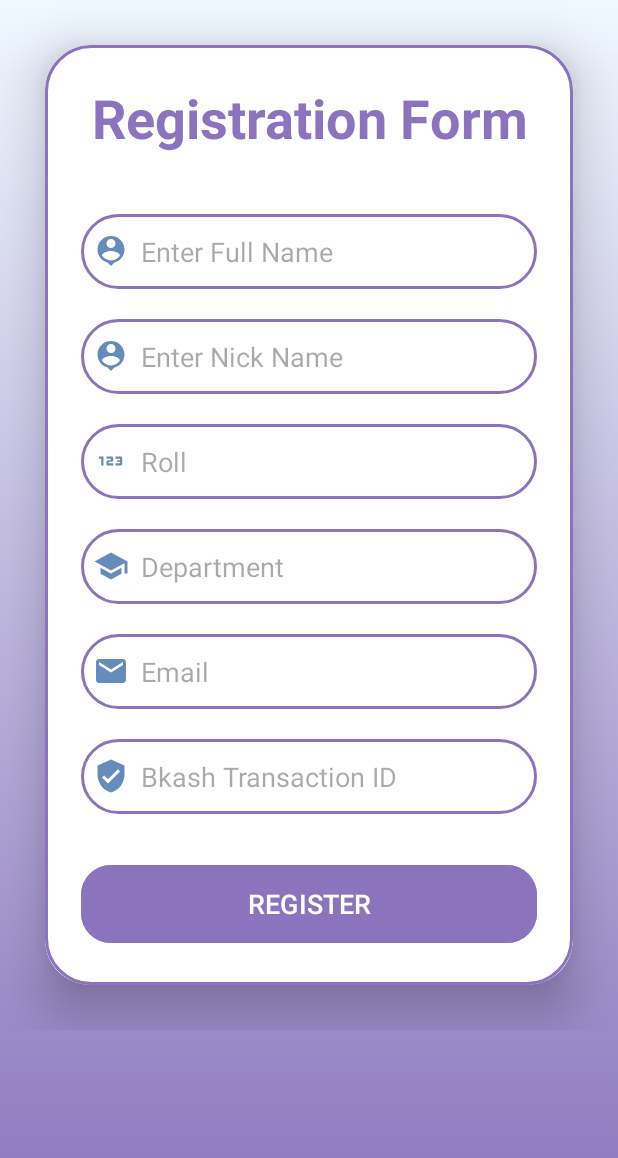
After one commit to Thunder10046/Club_Management, an Android app: the Register screen opened directly, with no data from a screen before it, on a phone screen of 412 x 824 dp. The commit adds this screen. Shown: the top 1158 px of the screen. Run offline under Robolectric (Android 15) with nearby library versions, the phone set to English and light mode, and no system bars; our stand-ins replace Firebase (no records; nobody signed in at launch, a user with empty details on screens opened directly).

Commit message:
Commit 3

```diff
--- a/app/build.gradle
+++ b/app/build.gradle
@@ -34,7 +34,8 @@ dependencies {
     implementation 'androidx.appcompat:appcompat:1.6.1'
     implementation 'com.google.android.material:material:1.9.0'
     implementation 'androidx.constraintlayout:constraintlayout:2.1.4'
-    implementation 'com.google.firebase:firebase-auth-ktx:22.0.0'
+    implementation 'com.google.firebase:firebase-auth-ktx:22.1.0'
+    implementation 'com.google.firebase:firebase-database:20.2.2'
     testImplementation 'junit:junit:4.13.2'
     androidTestImplementation 'androidx.test.ext:junit:1.1.5'
     androidTestImplementation 'androidx.test.espresso:espresso-core:3.5.1'
--- a/app/src/main/AndroidManifest.xml
+++ b/app/src/main/AndroidManifest.xml
@@ -12,6 +12,9 @@
         android:supportsRtl="true"
         android:theme="@style/Theme.ClubManagement"
         tools:targetApi="31">
+        <activity
+            android:name=".Register"
+            android:exported="false" />
         <activity
             android:name=".Friendactivity"
             android:exported="false" />
--- a/app/src/main/java/com/example/clubmanagement/MainActivity.java
+++ b/app/src/main/java/com/example/clubmanagement/MainActivity.java
@@ -19,7 +19,7 @@ import com.google.firebase.auth.FirebaseAuth;
 
 public class MainActivity extends AppCompatActivity {
 
-    private EditText password, email, username;
+    private EditText password, email;
     private Button signup;
     private TextView already1;
     private ImageView imageview1;
@@ -32,7 +32,6 @@ public class MainActivity extends AppCompatActivity {
 
         password = findViewById(R.id.password);
         email = findViewById(R.id.email);
-        username = findViewById(R.id.username);
         signup = findViewById(R.id.signup);
         already1 = findViewById(R.id.already1);
         imageview1 = findViewById(R.id.imageView1);
@@ -65,7 +64,7 @@ public class MainActivity extends AppCompatActivity {
                 if (task.isSuccessful())
                 {
                     Toast.makeText(MainActivity.this, "Signup is Successful !", Toast.LENGTH_SHORT).show();
-                    Intent intent = new Intent(getApplicationContext(), Friendactivity.class);
+                    Intent intent = new Intent(getApplicationContext(), Register.class);
                     startActivity(intent);
                 }
                 else{
--- /dev/null
+++ b/app/src/main/java/com/example/clubmanagement/Register.java
@@ -0,0 +1,68 @@
+package com.example.clubmanagement;
+
+import androidx.appcompat.app.AppCompatActivity;
+
+import android.content.Intent;
+import android.os.Bundle;
+import android.view.View;
+import android.widget.Button;
+import android.widget.EditText;
+import android.widget.TextView;
+import android.widget.Toast;
+
+import com.google.firebase.auth.FirebaseAuth;
+import com.google.firebase.database.DatabaseReference;
+import com.google.firebase.database.FirebaseDatabase;
+
+public class Register extends AppCompatActivity {
+
+    EditText signupname,signuproll, signupdepartment,signupemail,signup_nick_name, signupbkash;
+    Button register;
+    TextView loginRedirectText;
+    FirebaseDatabase database;
+    DatabaseReference reference;
+
+    @Override
+    protected void onCreate(Bundle savedInstanceState) {
+        super.onCreate(savedInstanceState);
+        setContentView(R.layout.activity_register);
+
+        signupname = findViewById(R.id.signup_name);
+        signuproll = findViewById(R.id.signup_roll);
+        signupdepartment = findViewById(R.id.signup_department);
+        signupemail = findViewById(R.id.signup_email);
+        signup_nick_name = findViewById(R.id.signup_nick_name);
+        signupbkash = findViewById(R.id.signup_bkash);
+        register = findViewById(R.id.register);
+
+
+        register.setOnClickListener(new View.OnClickListener() {
+            @Override
+            public void onClick(View v) {
+
+                String name = signupname.getText().toString();
+                String roll = signuproll.getText().toString();
+                String department = signupdepartment.getText().toString();
+                String email = signupemail.getText().toString();
+                String lastname = signup_nick_name.getText().toString();
+                String bkash = signupbkash.getText().toString();
+
+                User_helper helper = new User_helper(name,lastname, roll,department,email,bkash);
+
+//                FirebaseDatabase.getInstance().getReference("Users"+FirebaseAuth.getInstance().getCurrentUser().getUid()).setValue(helper);
+
+                database = FirebaseDatabase.getInstance();
+                reference = database.getReference("Users");
+
+                reference.child(lastname).setValue(helper);
+
+                Toast.makeText(Register.this, "Registration has been successgul! ", Toast.LENGTH_SHORT).show();
+
+                Intent intent = new Intent(Register.this, Friendactivity.class);
+                startActivity(intent);
+
+
+            }
+        });
+    }
+}
--- /dev/null
+++ b/app/src/main/res/drawable/baseline_bkash_transec.xml
@@ -0,0 +1,5 @@
+<vector android:height="24dp" android:tint="#658CBB"
+    android:viewportHeight="24" android:viewportWidth="24"
+    android:width="24dp" xmlns:android="http://schemas.android.com/apk/res/android">
+    <path android:fillColor="@android:color/white" android:pathData="M12,1L3,5v6c0,5.55 3.84,10.74 9,12 5.16,-1.26 9,-6.45 9,-12L21,5l-9,-4zM10,17l-4,-4 1.41,-1.41L10,14.17l6.59,-6.59L18,9l-8,8z"/>
+</vector>
--- /dev/null
+++ b/app/src/main/res/drawable/baseline_contact.xml
@@ -0,0 +1,5 @@
+<vector android:height="24dp" android:tint="#658CBB"
+    android:viewportHeight="24" android:viewportWidth="24"
+    android:width="24dp" xmlns:android="http://schemas.android.com/apk/res/android">
+    <path android:fillColor="@android:color/white" android:pathData="M17,1.01L7,1c-1.1,0 -2,0.9 -2,2v18c0,1.1 0.9,2 2,2h10c1.1,0 2,-0.9 2,-2V3c0,-1.1 -0.9,-1.99 -2,-1.99zM17,19H7V5h10v14z"/>
+</vector>
--- /dev/null
+++ b/app/src/main/res/drawable/baseline_department.xml
@@ -0,0 +1,5 @@
+<vector android:height="24dp" android:tint="#658CBB"
+    android:viewportHeight="24" android:viewportWidth="24"
+    android:width="24dp" xmlns:android="http://schemas.android.com/apk/res/android">
+    <path android:fillColor="@android:color/white" android:pathData="M5,13.18v4L12,21l7,-3.82v-4L12,17l-7,-3.82zM12,3L1,9l11,6 9,-4.91V17h2V9L12,3z"/>
+</vector>
--- /dev/null
+++ b/app/src/main/res/drawable/baseline_email_24.xml
@@ -0,0 +1,5 @@
+<vector android:height="24dp" android:tint="#658CBB"
+    android:viewportHeight="24" android:viewportWidth="24"
+    android:width="24dp" xmlns:android="http://schemas.android.com/apk/res/android">
+    <path android:fillColor="@android:color/white" android:pathData="M20,4L4,4c-1.1,0 -1.99,0.9 -1.99,2L2,18c0,1.1 0.9,2 2,2h16c1.1,0 2,-0.9 2,-2L22,6c0,-1.1 -0.9,-2 -2,-2zM20,8l-8,5 -8,-5L4,6l8,5 8,-5v2z"/>
+</vector>
--- /dev/null
+++ b/app/src/main/res/drawable/baseline_lock_24.xml
@@ -0,0 +1,5 @@
+<vector android:height="24dp" android:tint="#658CBB"
+    android:viewportHeight="24" android:viewportWidth="24"
+    android:width="24dp" xmlns:android="http://schemas.android.com/apk/res/android">
+    <path android:fillColor="@android:color/white" android:pathData="M18,8h-1L17,6c0,-2.76 -2.24,-5 -5,-5S7,3.24 7,6v2L6,8c-1.1,0 -2,0.9 -2,2v10c0,1.1 0.9,2 2,2h12c1.1,0 2,-0.9 2,-2L20,10c0,-1.1 -0.9,-2 -2,-2zM12,17c-1.1,0 -2,-0.9 -2,-2s0.9,-2 2,-2 2,0.9 2,2 -0.9,2 -2,2zM15.1,8L8.9,8L8.9,6c0,-1.71 1.39,-3.1 3.1,-3.1 1.71,0 3.1,1.39 3.1,3.1v2z"/>
+</vector>
--- /dev/null
+++ b/app/src/main/res/drawable/baseline_lock_person.xml
@@ -0,0 +1,5 @@
+<vector android:height="24dp" android:tint="#658CBB"
+    android:viewportHeight="24" android:viewportWidth="24"
+    android:width="24dp" xmlns:android="http://schemas.android.com/apk/res/android">
+    <path android:fillColor="@android:color/white" android:pathData="M18,8h-1L17,6c0,-2.76 -2.24,-5 -5,-5S7,3.24 7,6v2L6,8c-1.1,0 -2,0.9 -2,2v10c0,1.1 0.9,2 2,2h12c1.1,0 2,-0.9 2,-2L20,10c0,-1.1 -0.9,-2 -2,-2zM12,17c-1.1,0 -2,-0.9 -2,-2s0.9,-2 2,-2 2,0.9 2,2 -0.9,2 -2,2zM15.1,8L8.9,8L8.9,6c0,-1.71 1.39,-3.1 3.1,-3.1 1.71,0 3.1,1.39 3.1,3.1v2z"/>
+</vector>
--- /dev/null
+++ b/app/src/main/res/drawable/baseline_person_pin_24.xml
@@ -0,0 +1,5 @@
+<vector android:height="24dp" android:tint="#658CBB"
+    android:viewportHeight="24" android:viewportWidth="24"
+    android:width="24dp" xmlns:android="http://schemas.android.com/apk/res/android">
+    <path android:fillColor="@android:color/white" android:pathData="M12,2c-4.97,0 -9,4.03 -9,9 0,4.17 2.84,7.67 6.69,8.69L12,22l2.31,-2.31C18.16,18.67 21,15.17 21,11c0,-4.97 -4.03,-9 -9,-9zM12,4c1.66,0 3,1.34 3,3s-1.34,3 -3,3 -3,-1.34 -3,-3 1.34,-3 3,-3zM12,18.3c-2.5,0 -4.71,-1.28 -6,-3.22 0.03,-1.99 4,-3.08 6,-3.08 1.99,0 5.97,1.09 6,3.08 -1.29,1.94 -3.5,3.22 -6,3.22z"/>
+</vector>
--- /dev/null
+++ b/app/src/main/res/drawable/baseline_roll.xml
@@ -0,0 +1,5 @@
+<vector android:height="24dp" android:tint="#658CBB"
+    android:viewportHeight="24" android:viewportWidth="24"
+    android:width="24dp" xmlns:android="http://schemas.android.com/apk/res/android">
+    <path android:fillColor="@android:color/white" android:pathData="M7,15H5.5v-4.5H4V9h3V15zM13.5,13.5h-3v-1h2c0.55,0 1,-0.45 1,-1V10c0,-0.55 -0.45,-1 -1,-1H9v1.5h3v1h-2c-0.55,0 -1,0.45 -1,1V15h4.5V13.5zM19.5,14v-4c0,-0.55 -0.45,-1 -1,-1H15v1.5h3v1h-2v1h2v1h-3V15h3.5C19.05,15 19.5,14.55 19.5,14z"/>
+</vector>
--- /dev/null
+++ b/app/src/main/res/drawable/border.xml
@@ -0,0 +1,11 @@
+<?xml version="1.0" encoding="utf-8"?>
+<shape xmlns:android="http://schemas.android.com/apk/res/android"
+
+    android:shape="rectangle">
+    <stroke
+        android:width="2dp"
+        android:color="@color/purple_soft"/>
+    <corners
+        android:radius="30dp"/>
+
+</shape>
--- /dev/null
+++ b/app/src/main/res/layout/activity_register.xml
@@ -0,0 +1,124 @@
+<ScrollView xmlns:android="http://schemas.android.com/apk/res/android"
+    xmlns:app="http://schemas.android.com/apk/res-auto"
+    xmlns:tools="http://schemas.android.com/tools"
+    android:orientation="vertical"
+    android:layout_width="match_parent"
+    android:layout_height="match_parent"
+    android:gravity="center"
+    android:scrollbars = "vertical"
+    android:scrollbarSize = "8dp"
+    android:scrollbarStyle = "insideOverlay"
+    android:background="@drawable/gradient"
+    tools:context=".Register">
+
+
+    <LinearLayout
+        android:layout_width="match_parent"
+        android:layout_height="wrap_content"
+        android:orientation="vertical">
+
+        <androidx.cardview.widget.CardView
+            android:layout_width="match_parent"
+            android:layout_height="wrap_content"
+            android:layout_margin="30dp"
+            app:cardCornerRadius="30dp"
+            app:cardElevation="20dp">
+            <LinearLayout
+                android:layout_width="match_parent"
+                android:layout_height="wrap_content"
+                android:orientation="vertical"
+                android:layout_gravity="center_horizontal"
+                android:padding="24dp"
+                android:background="@drawable/border">
+                <TextView
+                    android:layout_width="match_parent"
+                    android:layout_height="wrap_content"
+                    android:text="Registration Form"
+                    android:textSize="36sp"
+                    android:textAlignment="center"
+                    android:textStyle="bold"
+                    android:textColor="@color/purple_soft"/>
+                <EditText
+                    android:layout_width="match_parent"
+                    android:layout_height="50dp"
+                    android:id="@+id/signup_name"
+                    android:background="@drawable/border"
+                    android:layout_marginTop="40dp"
+                    android:padding="8dp"
+                    android:hint="Enter Full Name"
+                    android:drawableLeft="@drawable/baseline_person_pin_24"
+                    android:drawablePadding="8dp"
+                    android:textColor="@color/purple_soft"/>
+                <EditText
+                    android:layout_width="match_parent"
+                    android:layout_height="50dp"
+                    android:id="@+id/signup_nick_name"
+                    android:background="@drawable/border"
+                    android:layout_marginTop="20dp"
+                    android:padding="8dp"
+                    android:hint="Enter Nick Name"
+                    android:drawableLeft="@drawable/baseline_person_pin_24"
+                    android:drawablePadding="8dp"
+                    android:textColor="@color/purple_soft"/>
+                <EditText
+                    android:layout_width="match_parent"
+                    android:layout_height="50dp"
+                    android:id="@+id/signup_roll"
+                    android:background="@drawable/border"
+                    android:layout_marginTop="20dp"
+                    android:padding="8dp"
+                    android:hint="Roll"
+                    android:drawableLeft="@drawable/baseline_roll"
+                    android:drawablePadding="8dp"
+                    android:textColor="@color/purple_soft"/>
+
+                <EditText
+                    android:layout_width="match_parent"
+                    android:layout_height="50dp"
+                    android:id="@+id/signup_department"
+                    android:background="@drawable/border"
+                    android:layout_marginTop="20dp"
+                    android:padding="8dp"
+                    android:hint="Department"
+                    android:drawableLeft="@drawable/baseline_department"
+                    android:drawablePadding="8dp"
+                    android:textColor="@color/purple_soft"/>
+                <EditText
+                    android:layout_width="match_parent"
+                    android:layout_height="50dp"
+                    android:id="@+id/signup_email"
+                    android:background="@drawable/border"
+                    android:layout_marginTop="20dp"
+                    android:padding="8dp"
+                    android:hint="Email"
+                    android:drawableLeft="@drawable/baseline_email_24"
+                    android:drawablePadding="8dp"
+                    android:textColor="@color/purple_soft"/>
+
+                <EditText
+                    android:layout_width="match_parent"
+                    android:layout_height="50dp"
+                    android:id="@+id/signup_bkash"
+                    android:background="@drawable/border"
+                    android:layout_marginTop="20dp"
+                    android:padding="8dp"
+                    android:hint="Bkash Transaction ID"
+                    android:drawableLeft="@drawable/baseline_bkash_transec"
+                    android:drawablePadding="8dp"
+                    android:textColor="@color/purple_soft"/>
+                <Button
+                    android:layout_width="match_parent"
+                    android:layout_height="60dp"
+                    android:text="REGISTER"
+                    android:id="@+id/register"
+                    android:textSize="18sp"
+                    android:layout_marginTop="30dp"
+                    android:backgroundTint="@color/purple_soft"
+                    app:cornerRadius = "20dp"/>
+            </LinearLayout>
+        </androidx.cardview.widget.CardView>
+
+    </LinearLayout>
+
+
+</ScrollView>
--- a/app/src/main/res/values/colors.xml
+++ b/app/src/main/res/values/colors.xml
@@ -10,4 +10,6 @@
     <color name="black">#FF000000</color>
     <color name="white">#FFFFFFFF</color>
     <color name="purple_soft">#8B74BD</color>
+    <color name="fading_blue">#658CBB</color>
+    <color name="lavender">#8692f7</color>
 </resources>
```
Also changed, not shown: app/src/main/java/com/example/clubmanagement/User_helper.java (added, +75 -0 lines), app/src/main/res/drawable/white_background.xml (added, +12 -0 lines), app/src/main/res/layout/activity_friendactivity.xml (+42 -16 lines), app/src/main/res/layout/activity_main.xml (+26 -23 lines), app/src/main/res/layout/activity_main2.xml (+35 -8 lines).
